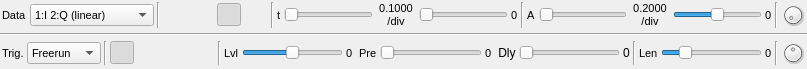
The window that sdrbase/gui/glscopegui.ui (f4exb/sdrangel) describes before a commit, drawn with Qt 5.
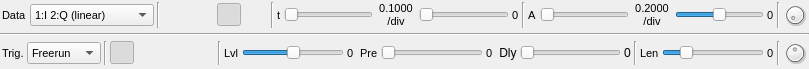
The same window after the commit. Icons and pictures are not drawn. Custom widgets are drawn as their Qt base class.

Commit message: Changed scope trigger level scale and display

Diff of the .ui file:
```diff
--- a/sdrbase/gui/glscopegui.ui
+++ b/sdrbase/gui/glscopegui.ui
@@ -6,7 +6,7 @@
    <rect>
     <x>0</x>
     <y>0</y>
-    <width>807</width>
+    <width>809</width>
     <height>69</height>
    </rect>
   </property>
@@ -722,10 +722,10 @@
         <string>Trigger level</string>
        </property>
        <property name="minimum">
-        <number>-100</number>
+        <number>-1000</number>
        </property>
        <property name="maximum">
-        <number>100</number>
+        <number>1000</number>
        </property>
        <property name="pageStep">
         <number>1</number>
```
The commit also changes 2 other files.
